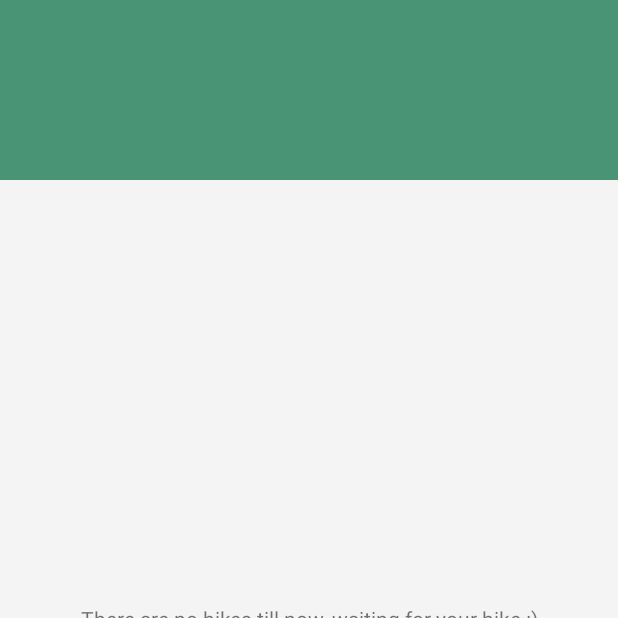
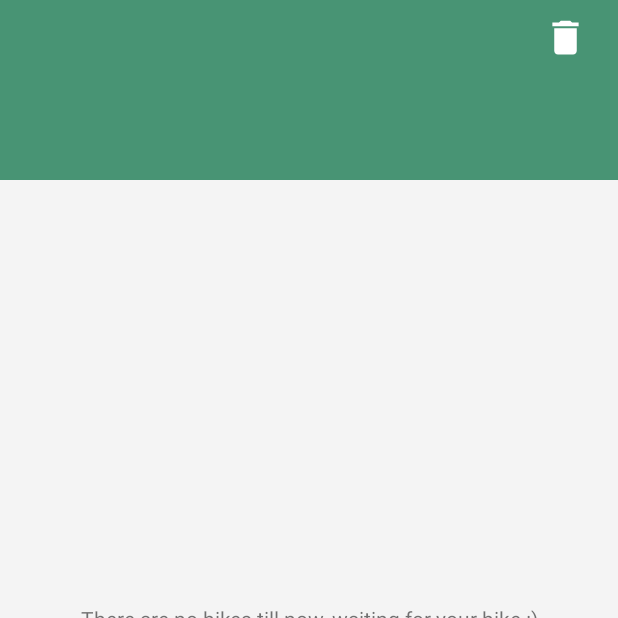
Before and after one commit to VishalNechwani/Hiker, an Android app: the screen it shows after launch (HikerActivity), on a phone screen of 412 x 824 dp, the top half of it. Run offline under Robolectric (Android 15) with nearby library versions, the phone set to English and light mode, and no system bars; our stand-ins replace Room's generated code, data binding.

Commit message:
Updates for delete hiker in pending state

```diff
--- /dev/null
+++ b/app/src/main/res/drawable/ic_left.xml
@@ -0,0 +1,5 @@
+<vector android:height="24dp" android:tint="#FFFFFF"
+    android:viewportHeight="24" android:viewportWidth="24"
+    android:width="24dp" xmlns:android="http://schemas.android.com/apk/res/android">
+    <path android:fillColor="@android:color/white" android:pathData="M15.41,7.41L14,6l-6,6 6,6 1.41,-1.41L10.83,12z"/>
+</vector>
--- a/app/src/main/res/layout/fragment_company_list.xml
+++ b/app/src/main/res/layout/fragment_company_list.xml
@@ -19,6 +19,17 @@
                 app:layout_constraintEnd_toEndOf="parent"
                 app:layout_constraintStart_toStartOf="parent"
                 app:layout_constraintTop_toTopOf="parent" />
+
+            <ImageView
+                android:id="@+id/menu_delete"
+                android:layout_width="30dp"
+                android:src="@drawable/ic_delete"
+                android:layout_height="30dp"
+                app:layout_constraintEnd_toEndOf="parent"
+                app:layout_constraintTop_toTopOf="parent"
+                android:layout_marginEnd="20dp"
+                android:layout_marginTop="10dp"
+                />
 
             <TextView
                 android:id="@+id/noHikesTxt"
--- a/app/src/main/res/menu/delete_menu.xml
+++ b/app/src/main/res/menu/delete_menu.xml
@@ -8,9 +8,5 @@
         android:icon="@drawable/ic_delete"
         app:showAsAction="always"
         />
-    <item
-        android:id="@+id/menu_select_all"
-        android:title="Select all"
-        android:icon="@drawable/ic_select_all"
-        app:showAsAction="always"/>
+
 </menu>
```
Also changed, not shown: app/src/main/java/com/example/hiker/adapter/CompanyListAdapter.kt (+42 -6 lines).
